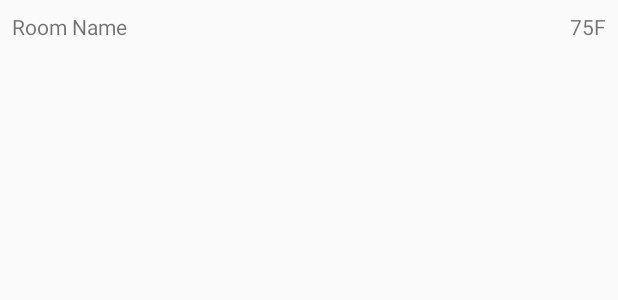
After one commit to ReverendCode/Constellation, an Android app: the layout room_view.xml on its own in the app's theme, with its tools: preview values and no code run, on a phone screen of 412 x 824 dp. The commit adds this screen. Shown: the top 300 px of the screen. Run offline under Robolectric (Android 15) with nearby library versions, the phone set to English and light mode, and no system bars.

Commit message:
Added demo sketch for arduino

```diff
--- a/app/src/main/AndroidManifest.xml
+++ b/app/src/main/AndroidManifest.xml
@@ -1,6 +1,10 @@
 <?xml version="1.0" encoding="utf-8"?>
 <manifest xmlns:android="http://schemas.android.com/apk/res/android"
     package="com.example.reverendcode.constellation">
+
+    <uses-permission android:name="android.permission.ACCESS_NETWORK_STATE"/>
+    <uses-permission android:name="android.permission.INTERNET"/>
+
 
     <application
         android:allowBackup="true"
--- a/app/src/main/java/com/example/reverendcode/constellation/MyViewModel.kt
+++ b/app/src/main/java/com/example/reverendcode/constellation/MyViewModel.kt
@@ -9,13 +9,10 @@ import android.arch.lifecycle.ViewModel
 
 
 class MyViewModel(var relays: LiveData<List<Relay>>? = null) : ViewModel() {
-
     fun getRelays(relayDao: RelayDao): LiveData<List<Relay>> {
         if (relays == null) {
             relays = relayDao.getAllRelays()
         }
         return relays!!
     }
-
-
 }
--- /dev/null
+++ b/app/src/main/res/layout/room_view.xml
@@ -0,0 +1,83 @@
+<?xml version="1.0" encoding="utf-8"?>
+<android.support.constraint.ConstraintLayout
+    xmlns:android="http://schemas.android.com/apk/res/android"
+    xmlns:app="http://schemas.android.com/apk/res-auto"
+    xmlns:tools="http://schemas.android.com/tools"
+    android:layout_width="match_parent"
+    android:layout_height="match_parent">
+
+    <TextView
+        android:id="@+id/text_room_name"
+        android:layout_width="wrap_content"
+        android:layout_height="wrap_content"
+        android:layout_marginStart="8dp"
+        android:layout_marginTop="8dp"
+        android:text="Room Name"
+        app:layout_constraintStart_toStartOf="parent"
+        app:layout_constraintTop_toTopOf="parent" />
+
+    <TextView
+        android:id="@+id/text_room_temp"
+        android:layout_width="wrap_content"
+        android:layout_height="wrap_content"
+        android:layout_marginEnd="8dp"
+        android:layout_marginTop="8dp"
+        android:text="75F"
+        app:layout_constraintEnd_toEndOf="parent"
+        app:layout_constraintTop_toTopOf="parent" />
+
+    <Switch
+        android:id="@+id/switch_room_2"
+        android:layout_width="wrap_content"
+        android:layout_height="wrap_content"
+        android:layout_marginStart="8dp"
+        android:layout_marginTop="8dp"
+        android:text="Light Name"
+        android:visibility="invisible"
+        app:layout_constraintStart_toStartOf="parent"
+        app:layout_constraintTop_toBottomOf="@+id/switch_room_1" />
+
+    <Switch
+        android:id="@+id/switch_room_1"
+        android:layout_width="wrap_content"
+        android:layout_height="wrap_content"
+        android:layout_marginStart="8dp"
+        android:layout_marginTop="8dp"
+        android:text="Light Name"
+        android:visibility="invisible"
+        app:layout_constraintStart_toStartOf="parent"
+        app:layout_constraintTop_toBottomOf="@+id/text_room_name" />
+
+    <Switch
+        android:id="@+id/switch_room_3"
+        android:layout_width="wrap_content"
+        android:layout_height="wrap_content"
+        android:layout_marginStart="8dp"
+        android:layout_marginTop="8dp"
+        android:text="Light Name"
+        android:visibility="invisible"
+        app:layout_constraintStart_toStartOf="parent"
+        app:layout_constraintTop_toBottomOf="@+id/switch_room_2" />
+
+    <Switch
+        android:id="@+id/switch_room_4"
+        android:layout_width="wrap_content"
+        android:layout_height="wrap_content"
+        android:layout_marginStart="8dp"
+        android:layout_marginTop="8dp"
+        android:text="Light Name"
+        android:visibility="invisible"
+        app:layout_constraintStart_toStartOf="parent"
+        app:layout_constraintTop_toBottomOf="@+id/switch_room_3" />
+
+    <Switch
+        android:id="@+id/switch_room_5"
+        android:layout_width="wrap_content"
+        android:layout_height="wrap_content"
+        android:layout_marginStart="8dp"
+        android:layout_marginTop="8dp"
+        android:text="Light Name"
+        android:visibility="invisible"
+        app:layout_constraintStart_toStartOf="parent"
+        app:layout_constraintTop_toBottomOf="@+id/switch_room_4" />
+</android.support.constraint.ConstraintLayout>
--- a/build.gradle
+++ b/build.gradle
@@ -7,7 +7,7 @@ buildscript {
         jcenter()
     }
     dependencies {
-        classpath 'com.android.tools.build:gradle:3.0.1'
+        classpath 'com.android.tools.build:gradle:3.1.0'
         classpath "org.jetbrains.kotlin:kotlin-gradle-plugin:$kotlin_version"
         // NOTE: Do not place your application dependencies here; they belong
         // in the individual module build.gradle files
```
Also changed, not shown: app/build.gradle (+4 -4 lines), app/src/main/java/com/example/reverendcode/constellation/Adapters.kt (+37 -2 lines), app/src/main/java/com/example/reverendcode/constellation/MainActivity.kt (+27 -9 lines), app/src/main/java/com/example/reverendcode/constellation/RelayDispatch.kt (+15 -6 lines), gradle/wrapper/gradle-wrapper.properties, 1 other file.
